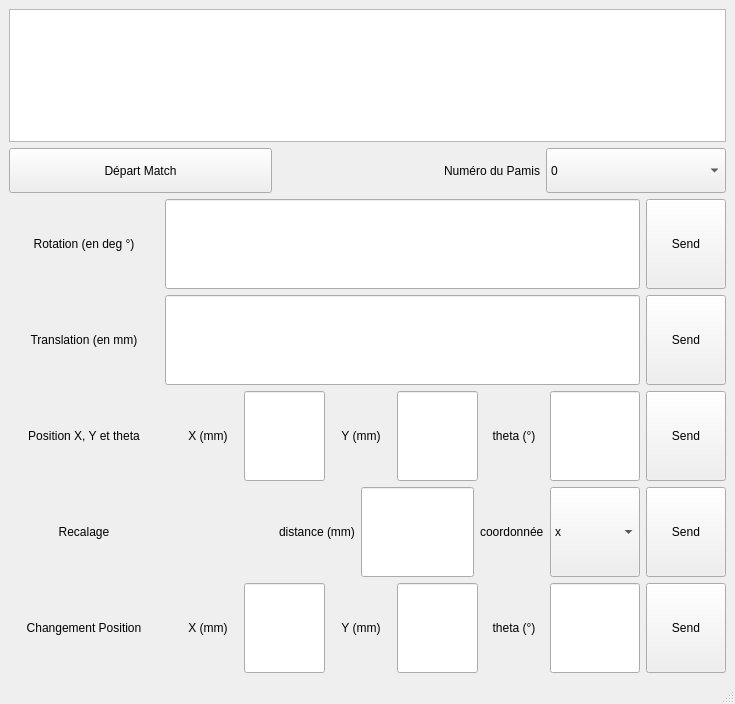
Qt form ctrl_pamis_web_ros/mainwindow.ui (anasdtp/ctrl_pamis_web_ros) before a commit.
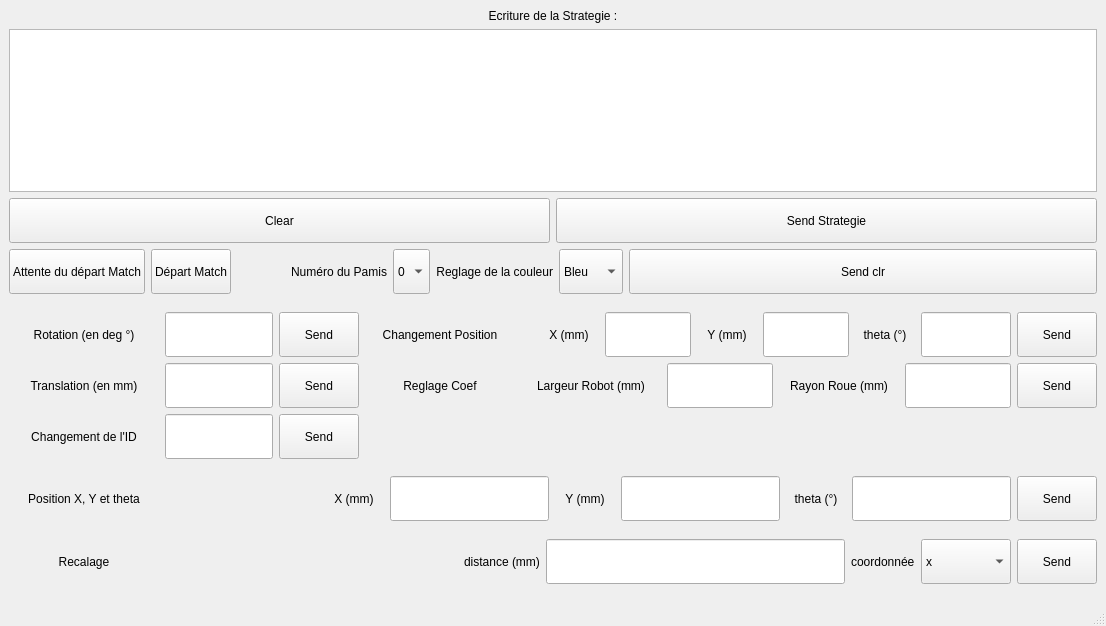
The same form after that commit.

Commit message: ajout de tout pleins de truc

The edit to the form file:
```diff
--- a/ctrl_pamis_web_ros/mainwindow.ui
+++ b/ctrl_pamis_web_ros/mainwindow.ui
@@ -6,8 +6,8 @@
    <rect>
     <x>0</x>
     <y>0</y>
-    <width>735</width>
-    <height>704</height>
+    <width>1106</width>
+    <height>626</height>
    </rect>
   </property>
   <property name="minimumSize">
@@ -19,13 +19,95 @@
   <property name="windowTitle">
    <string>MainWindow</string>
   </property>
+  <property name="inputMethodHints">
+   <set>Qt::ImhMultiLine</set>
+  </property>
+  <property name="documentMode">
+   <bool>true</bool>
+  </property>
   <widget class="QWidget" name="centralwidget">
    <layout class="QVBoxLayout" name="verticalLayout">
     <item>
-     <widget class="QTextEdit" name="textEdit"/>
+     <widget class="QLabel" name="label_15">
+      <property name="minimumSize">
+       <size>
+        <width>150</width>
+        <height>0</height>
+       </size>
+      </property>
+      <property name="layoutDirection">
+       <enum>Qt::LeftToRight</enum>
+      </property>
+      <property name="text">
+       <string>Ecriture de la Strategie :</string>
+      </property>
+      <property name="alignment">
+       <set>Qt::AlignCenter</set>
+      </property>
+     </widget>
     </item>
+    <item>
+     <widget class="QTextEdit" name="textEdit_strategie">
+      <property name="sizePolicy">
+       <sizepolicy hsizetype="Expanding" vsizetype="Expanding">
+        <horstretch>0</horstretch>
+        <verstretch>0</verstretch>
+       </sizepolicy>
+      </property>
+      <property name="inputMethodHints">
+       <set>Qt::ImhNone</set>
+      </property>
+     </widget>
+    </item>
+    <item>
+     <layout class="QHBoxLayout" name="horizontalLayout_7">
+      <item>
+       <widget class="QPushButton" name="ClearButton_strategie">
+        <property name="minimumSize">
+         <size>
+          <width>0</width>
+          <height>45</height>
+         </size>
+        </property>
+        <property name="text">
+         <string>Clear</string>
+        </property>
+       </widget>
+      </item>
+      <item>
+       <widget class="QPushButton" name="sendButton_strategie">
+        <property name="minimumSize">
+         <size>
+          <width>0</width>
+          <height>45</height>
+         </size>
+        </property>
+        <property name="text">
+         <string>Send Strategie</string>
+        </property>
+       </widget>
+      </item>
+     </layout>
+    </item>
+    <item>
+     <layout class="QHBoxLayout" name="horizontalLayout_16">
+      <item>
+       <layout class="QHBoxLayout" name="horizontalLayout_15">
     <item>
      <layout class="QHBoxLayout" name="horizontalLayout_5">
+          <item>
+           <widget class="QPushButton" name="sendButton_wait_for_jack">
+            <property name="minimumSize">
+             <size>
+              <width>0</width>
+              <height>45</height>
+             </size>
+            </property>
+            <property name="text">
+             <string>Attente du départ Match</string>
+            </property>
+           </widget>
+          </item>
       <item>
        <widget class="QPushButton" name="sendButton_jack">
         <property name="minimumSize">
@@ -107,7 +189,75 @@
      </layout>
     </item>
     <item>
-     <spacer name="verticalSpacer">
+         <widget class="QLabel" name="label_16">
+          <property name="minimumSize">
+           <size>
+            <width>0</width>
+            <height>0</height>
+           </size>
+          </property>
+          <property name="maximumSize">
+           <size>
+            <width>260</width>
+            <height>16777215</height>
+           </size>
+          </property>
+          <property name="layoutDirection">
+           <enum>Qt::LeftToRight</enum>
+          </property>
+          <property name="text">
+           <string>Reglage de la couleur</string>
+          </property>
+          <property name="alignment">
+           <set>Qt::AlignRight|Qt::AlignTrailing|Qt::AlignVCenter</set>
+          </property>
+         </widget>
+        </item>
+        <item>
+         <widget class="QComboBox" name="comboBox_reglage_couleur">
+          <property name="minimumSize">
+           <size>
+            <width>0</width>
+            <height>45</height>
+           </size>
+          </property>
+          <property name="maximumSize">
+           <size>
+            <width>180</width>
+            <height>16777215</height>
+           </size>
+          </property>
+          <item>
+           <property name="text">
+            <string>Bleu</string>
+           </property>
+          </item>
+          <item>
+           <property name="text">
+            <string>Jaune</string>
+           </property>
+          </item>
+         </widget>
+        </item>
+       </layout>
+      </item>
+      <item>
+       <widget class="QPushButton" name="sendButton_reglage_couleur">
+        <property name="minimumSize">
+         <size>
+          <width>0</width>
+          <height>45</height>
+         </size>
+        </property>
+        <property name="text">
+         <string>Send clr</string>
+        </property>
+       </widget>
+      </item>
+     </layout>
+    </item>
+    <item>
+     <spacer name="verticalSpacer_6">
       <property name="orientation">
        <enum>Qt::Vertical</enum>
       </property>
@@ -120,6 +270,8 @@
      </spacer>
     </item>
     <item>
+     <layout class="QFormLayout" name="formLayout_3">
+      <item row="0" column="0">
      <layout class="QHBoxLayout" name="horizontalLayout">
       <item>
        <widget class="QLabel" name="label">
@@ -145,7 +297,7 @@
         <property name="minimumSize">
          <size>
           <width>0</width>
-          <height>90</height>
+            <height>45</height>
          </size>
         </property>
        </widget>
@@ -155,7 +307,7 @@
         <property name="minimumSize">
          <size>
           <width>0</width>
-          <height>90</height>
+            <height>45</height>
          </size>
         </property>
         <property name="text">
@@ -165,20 +317,131 @@
       </item>
      </layout>
     </item>
+      <item row="0" column="1">
+       <layout class="QHBoxLayout" name="horizontalLayout_6">
     <item>
-     <spacer name="verticalSpacer_3">
+         <widget class="QLabel" name="label_11">
+          <property name="minimumSize">
+           <size>
+            <width>150</width>
+            <height>0</height>
+           </size>
+          </property>
+          <property name="text">
+           <string>Changement Position</string>
+          </property>
+          <property name="alignment">
+           <set>Qt::AlignCenter</set>
+          </property>
+         </widget>
+        </item>
+        <item>
+         <spacer name="horizontalSpacer_5">
       <property name="orientation">
-       <enum>Qt::Vertical</enum>
+           <enum>Qt::Horizontal</enum>
       </property>
       <property name="sizeHint" stdset="0">
        <size>
-        <width>20</width>
-        <height>40</height>
+            <width>40</width>
+            <height>20</height>
        </size>
       </property>
      </spacer>
     </item>
     <item>
+         <widget class="QLabel" name="label_12">
+          <property name="minimumSize">
+           <size>
+            <width>60</width>
+            <height>0</height>
+           </size>
+          </property>
+          <property name="text">
+           <string>X (mm)</string>
+          </property>
+          <property name="alignment">
+           <set>Qt::AlignCenter</set>
+          </property>
+         </widget>
+        </item>
+        <item>
+         <widget class="QLineEdit" name="lineEdit_XYT_x_2">
+          <property name="minimumSize">
+           <size>
+            <width>0</width>
+            <height>45</height>
+           </size>
+          </property>
+         </widget>
+        </item>
+        <item>
+         <widget class="QLabel" name="label_13">
+          <property name="minimumSize">
+           <size>
+            <width>60</width>
+            <height>0</height>
+           </size>
+          </property>
+          <property name="text">
+           <string>Y (mm)</string>
+          </property>
+          <property name="alignment">
+           <set>Qt::AlignCenter</set>
+          </property>
+         </widget>
+        </item>
+        <item>
+         <widget class="QLineEdit" name="lineEdit_XYT_y_2">
+          <property name="minimumSize">
+           <size>
+            <width>0</width>
+            <height>45</height>
+           </size>
+          </property>
+         </widget>
+        </item>
+        <item>
+         <widget class="QLabel" name="label_14">
+          <property name="minimumSize">
+           <size>
+            <width>60</width>
+            <height>0</height>
+           </size>
+          </property>
+          <property name="text">
+           <string>theta (°)</string>
+          </property>
+          <property name="alignment">
+           <set>Qt::AlignCenter</set>
+          </property>
+         </widget>
+        </item>
+        <item>
+         <widget class="QLineEdit" name="lineEdit_XYT_theta_2">
+          <property name="minimumSize">
+           <size>
+            <width>90</width>
+            <height>45</height>
+           </size>
+          </property>
+         </widget>
+        </item>
+        <item>
+         <widget class="QPushButton" name="sendButton_XYT_2">
+          <property name="minimumSize">
+           <size>
+            <width>0</width>
+            <height>45</height>
+           </size>
+          </property>
+          <property name="text">
+           <string>Send</string>
+          </property>
+         </widget>
+        </item>
+       </layout>
+      </item>
+      <item row="1" column="0">
      <layout class="QHBoxLayout" name="horizontalLayout_2">
       <item>
        <widget class="QLabel" name="label_2">
@@ -201,7 +464,7 @@
         <property name="minimumSize">
          <size>
           <width>0</width>
-          <height>90</height>
+            <height>45</height>
          </size>
         </property>
        </widget>
@@ -211,13 +474,146 @@
         <property name="minimumSize">
          <size>
           <width>0</width>
-          <height>90</height>
+            <height>45</height>
          </size>
         </property>
         <property name="text">
          <string>Send</string>
         </property>
        </widget>
+        </item>
+       </layout>
+      </item>
+      <item row="1" column="1">
+       <layout class="QHBoxLayout" name="horizontalLayout_8">
+        <item>
+         <widget class="QLabel" name="label_19">
+          <property name="minimumSize">
+           <size>
+            <width>150</width>
+            <height>0</height>
+           </size>
+          </property>
+          <property name="layoutDirection">
+           <enum>Qt::LeftToRight</enum>
+          </property>
+          <property name="text">
+           <string>Reglage Coef</string>
+          </property>
+          <property name="alignment">
+           <set>Qt::AlignCenter</set>
+          </property>
+         </widget>
+        </item>
+        <item>
+         <widget class="QLabel" name="label_22">
+          <property name="minimumSize">
+           <size>
+            <width>140</width>
+            <height>0</height>
+           </size>
+          </property>
+          <property name="text">
+           <string>Largeur Robot (mm)</string>
+          </property>
+          <property name="alignment">
+           <set>Qt::AlignCenter</set>
+          </property>
+         </widget>
+        </item>
+        <item>
+         <widget class="QLineEdit" name="lineEdit_reglage_largeurRobot">
+          <property name="minimumSize">
+           <size>
+            <width>0</width>
+            <height>45</height>
+           </size>
+          </property>
+         </widget>
+        </item>
+        <item>
+         <widget class="QLabel" name="label_21">
+          <property name="minimumSize">
+           <size>
+            <width>120</width>
+            <height>0</height>
+           </size>
+          </property>
+          <property name="text">
+           <string>Rayon Roue (mm)</string>
+          </property>
+          <property name="alignment">
+           <set>Qt::AlignCenter</set>
+          </property>
+         </widget>
+        </item>
+        <item>
+         <widget class="QLineEdit" name="lineEdit_reglage_RayonRoue">
+          <property name="minimumSize">
+           <size>
+            <width>0</width>
+            <height>45</height>
+           </size>
+          </property>
+         </widget>
+        </item>
+        <item>
+         <widget class="QPushButton" name="sendButton_reglage">
+          <property name="minimumSize">
+           <size>
+            <width>0</width>
+            <height>45</height>
+           </size>
+          </property>
+          <property name="text">
+           <string>Send</string>
+          </property>
+         </widget>
+        </item>
+       </layout>
+      </item>
+      <item row="2" column="0">
+       <layout class="QHBoxLayout" name="horizontalLayout_18">
+        <item>
+         <widget class="QLabel" name="label_18">
+          <property name="minimumSize">
+           <size>
+            <width>150</width>
+            <height>0</height>
+           </size>
+          </property>
+          <property name="text">
+           <string>Changement de l'ID</string>
+          </property>
+          <property name="alignment">
+           <set>Qt::AlignCenter</set>
+          </property>
+         </widget>
+        </item>
+        <item>
+         <widget class="QLineEdit" name="lineEdit_changment_ID_pamis">
+          <property name="minimumSize">
+           <size>
+            <width>0</width>
+            <height>45</height>
+           </size>
+          </property>
+         </widget>
+        </item>
+        <item>
+         <widget class="QPushButton" name="sendButton_changement_ID_pamis">
+          <property name="minimumSize">
+           <size>
+            <width>0</width>
+            <height>45</height>
+           </size>
+          </property>
+          <property name="text">
+           <string>Send</string>
+          </property>
+         </widget>
+        </item>
+       </layout>
       </item>
      </layout>
     </item>
@@ -286,7 +682,7 @@
         <property name="minimumSize">
          <size>
           <width>0</width>
-          <height>90</height>
+          <height>45</height>
          </size>
         </property>
        </widget>
@@ -312,7 +708,7 @@
         <property name="minimumSize">
          <size>
           <width>0</width>
-          <height>90</height>
+          <height>45</height>
          </size>
         </property>
        </widget>
@@ -338,7 +734,7 @@
         <property name="minimumSize">
          <size>
           <width>90</width>
-          <height>90</height>
+          <height>45</height>
          </size>
         </property>
        </widget>
@@ -348,7 +744,7 @@
         <property name="minimumSize">
          <size>
           <width>0</width>
-          <height>90</height>
+          <height>45</height>
          </size>
         </property>
         <property name="text">
@@ -414,7 +810,7 @@
         <property name="minimumSize">
          <size>
           <width>0</width>
-          <height>90</height>
+          <height>45</height>
          </size>
         </property>
        </widget>
@@ -431,7 +827,7 @@
         <property name="minimumSize">
          <size>
           <width>90</width>
-          <height>90</height>
+          <height>45</height>
          </size>
         </property>
         <item>
@@ -451,7 +847,7 @@
         <property name="minimumSize">
          <size>
           <width>0</width>
-          <height>90</height>
+          <height>45</height>
          </size>
         </property>
         <property name="text">
@@ -474,130 +870,6 @@
       </property>
      </spacer>
     </item>
-    <item>
-     <layout class="QHBoxLayout" name="horizontalLayout_6">
-      <item>
-       <widget class="QLabel" name="label_11">
-        <property name="minimumSize">
-         <size>
-          <width>150</width>
-          <height>0</height>
-         </size>
-        </property>
-        <property name="text">
-         <string>Changement Position</string>
-        </property>
-        <property name="alignment">
-         <set>Qt::AlignCenter</set>
-        </property>
-       </widget>
-      </item>
-      <item>
-       <spacer name="horizontalSpacer_5">
-        <property name="orientation">
-         <enum>Qt::Horizontal</enum>
-        </property>
-        <property name="sizeHint" stdset="0">
-         <size>
-          <width>40</width>
-          <height>20</height>
-         </size>
-        </property>
-       </spacer>
-      </item>
-      <item>
-       <widget class="QLabel" name="label_12">
-        <property name="minimumSize">
-         <size>
-          <width>60</width>
-          <height>0</height>
-         </size>
-        </property>
-        <property name="text">
-         <string>X (mm)</string>
-        </property>
-        <property name="alignment">
-         <set>Qt::AlignCenter</set>
-        </property>
-       </widget>
-      </item>
-      <item>
-       <widget class="QLineEdit" name="lineEdit_XYT_x_2">
-        <property name="minimumSize">
-         <size>
-          <width>0</width>
-          <height>90</height>
-         </size>
-        </property>
-       </widget>
-      </item>
-      <item>
-       <widget class="QLabel" name="label_13">
-        <property name="minimumSize">
-         <size>
-          <width>60</width>
-          <height>0</height>
-         </size>
-        </property>
-        <property name="text">
-         <string>Y (mm)</string>
-        </property>
-        <property name="alignment">
-         <set>Qt::AlignCenter</set>
-        </property>
-       </widget>
-      </item>
-      <item>
-       <widget class="QLineEdit" name="lineEdit_XYT_y_2">
-        <property name="minimumSize">
-         <size>
-          <width>0</width>
-          <height>90</height>
-         </size>
-        </property>
-       </widget>
-      </item>
-      <item>
-       <widget class="QLabel" name="label_14">
-        <property name="minimumSize">
-         <size>
-          <width>60</width>
-          <height>0</height>
-         </size>
-        </property>
-        <property name="text">
-         <string>theta (°)</string>
-        </property>
-        <property name="alignment">
-         <set>Qt::AlignCenter</set>
-        </property>
-       </widget>
-      </item>
-      <item>
-       <widget class="QLineEdit" name="lineEdit_XYT_theta_2">
-        <property name="minimumSize">
-         <size>
-          <width>90</width>
-          <height>90</height>
-         </size>
-        </property>
-       </widget>
-      </item>
-      <item>
-       <widget class="QPushButton" name="sendButton_XYT_2">
-        <property name="minimumSize">
-         <size>
-          <width>0</width>
-          <height>90</height>
-         </size>
-        </property>
-        <property name="text">
-         <string>Send</string>
-        </property>
-       </widget>
-      </item>
-     </layout>
-    </item>
    </layout>
   </widget>
   <widget class="QMenuBar" name="menubar">
```
Left out of the diff: 2 changed lines with no effect on the pictures. Lines whose indentation alone changed are shown as unchanged. The commit also changes 2 other files.
